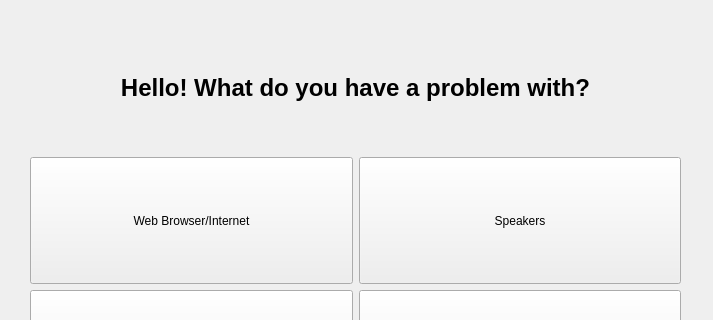
First picture: the form in ui/problem_dialog.ui, repository Atrate/qSchoolHelper, before the edit; both pictures show x 0 to 713 and y 0 to 320 of the 713 by 512 pixel window.
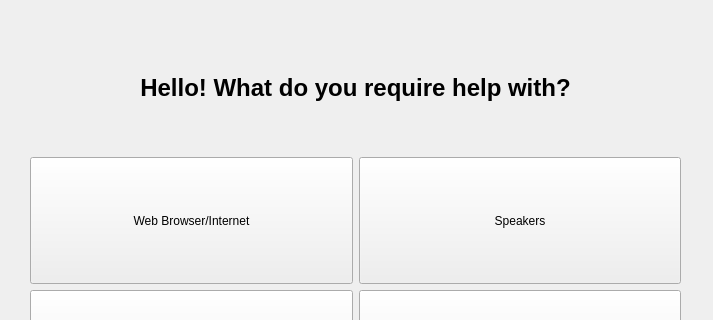
Second picture: the form after the edit. Icons and pictures are not drawn.

Commit message: Added icons to buttons

The edit to the form file:
```diff
--- a/ui/problem_dialog.ui
+++ b/ui/problem_dialog.ui
@@ -115,7 +115,7 @@
        </font>
       </property>
       <property name="text">
-       <string>Hello! What do you have a problem with?</string>
+       <string>Hello! What do you require help with?</string>
       </property>
       <property name="alignment">
        <set>Qt::AlignCenter</set>
```
Left out of the diff: 44 changed lines with no effect on the pictures. The commit also changes 7 other files.
